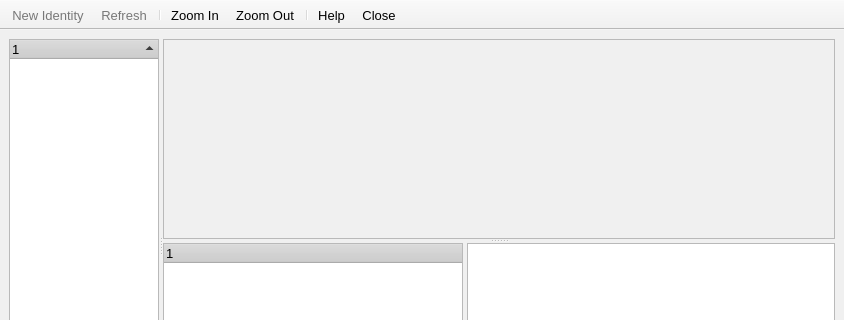
Above: src/gui/network/netviewer.ui from a-ilin/vidalia before the change; both pictures show x 0 to 844 and y 0 to 320 of the 844 by 482 pixel window. Below: the same form after it.
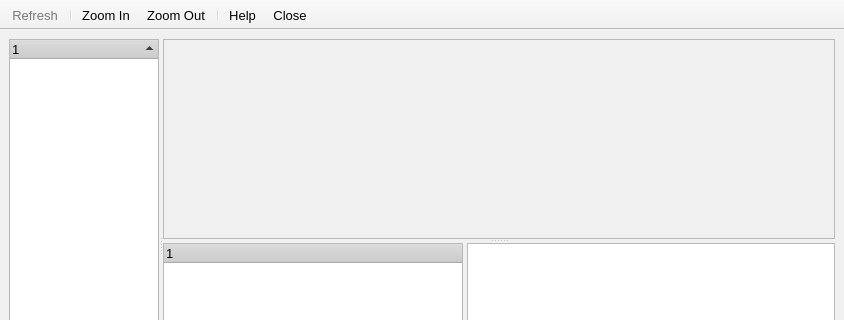
That is the form after the change. Icons and pictures are not drawn. Custom widgets are drawn as their Qt base class.

Commit message:
Move the "New Identity" action to the main tray menu, instead of the network map.
svn:r1093

Patch:
```diff
--- a/src/gui/network/netviewer.ui
+++ b/src/gui/network/netviewer.ui
@@ -501,7 +501,6 @@
    <attribute name="toolBarArea" >
     <number>4</number>
    </attribute>
-   <addaction name="actionNewNym" />
    <addaction name="actionRefresh" />
    <addaction name="separator" />
    <addaction name="actionZoomIn" />
@@ -510,34 +509,6 @@
    <addaction name="actionHelp" />
    <addaction name="actionClose" />
   </widget>
-  <action name="actionNewNym" >
-   <property name="enabled" >
-    <bool>false</bool>
-   </property>
-   <property name="icon" >
-    <iconset resource="../res/vidalia_common.qrc" >:/images/22x22/system-users.png</iconset>
-   </property>
-   <property name="text" >
-    <string>New Identity</string>
-   </property>
-   <property name="statusTip" >
-    <string>Make new connections appear to be different than your old connections.</string>
-   </property>
-   <property name="toolTip" >
-    <string>Make new connections appear to be different than your old connections.</string>
-   </property>
-   <property name="font" >
-    <font>
-     <family>Arial</family>
-     <pointsize>10</pointsize>
-     <weight>50</weight>
-     <italic>false</italic>
-     <bold>false</bold>
-     <underline>false</underline>
-     <strikeout>false</strikeout>
-    </font>
-   </property>
-  </action>
   <action name="actionRefresh" >
    <property name="enabled" >
     <bool>false</bool>
```
The commit also changes 7 other files.
